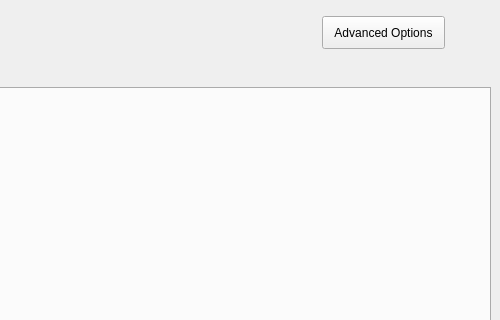
First picture: the form in BabelBrain/form.ui, repository acoreas/BabelBrain, before the edit; both pictures show x 880 to 1380 and y 0 to 320 of the 1380 by 757 pixel window.
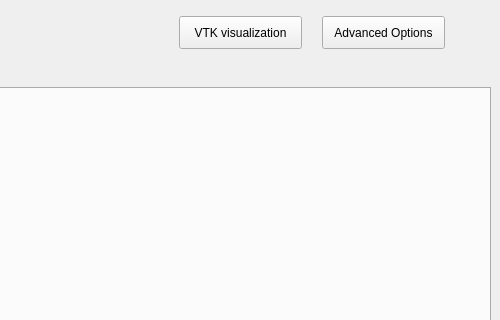
Second picture: the form after the edit.

Commit message: Add labels when visualizating in medical convention and preparing for rather a separate VTK visualization

```diff
--- a/BabelBrain/form.ui
+++ b/BabelBrain/form.ui
@@ -484,6 +484,25 @@
     <string>Advanced Options</string>
    </property>
   </widget>
+  <widget class="QPushButton" name="vtkVisualizationqPushButton">
+   <property name="geometry">
+    <rect>
+     <x>1059</x>
+     <y>16</y>
+     <width>123</width>
+     <height>33</height>
+    </rect>
+   </property>
+   <property name="autoFillBackground">
+    <bool>false</bool>
+   </property>
+   <property name="styleSheet">
+    <string notr="true"/>
+   </property>
+   <property name="text">
+    <string>VTK visualization</string>
+   </property>
+  </widget>
  </widget>
  <tabstops>
   <tabstop>USMaskkHzDropDown</tabstop>
```
The commit also changes 2 other files.
